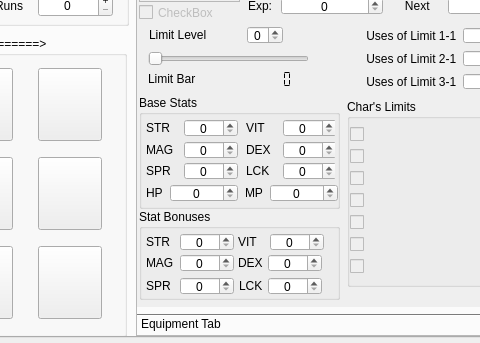
Above: mainwindow.ui from sithlord48/blackchocobo before the change; both pictures show x 166 to 646 and y 205 to 548 of the 730 by 548 pixel window. Below: the same form after it.
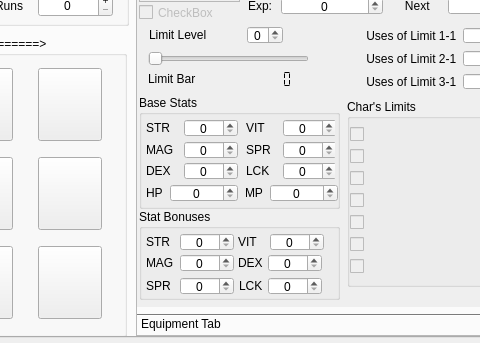
That is the form after the change. Icons and pictures are not drawn.

Commit message: toggle unlock of bm_progress vars. in debug mode, some lbl changes.. modified export psx filters to show psx game id's

```diff
--- a/mainwindow.ui
+++ b/mainwindow.ui
@@ -1002,74 +1002,10 @@
              <number>0</number>
             </property>
            </widget>
-           <widget class="QLabel" name="label_15">
-            <property name="geometry">
-             <rect>
-              <x>102</x>
-              <y>2</y>
-              <width>27</width>
-              <height>17</height>
-             </rect>
-            </property>
-            <property name="text">
-             <string>DEX</string>
-            </property>
-           </widget>
-           <widget class="QSpinBox" name="sb_dex">
-            <property name="geometry">
-             <rect>
-              <x>139</x>
-              <y>2</y>
-              <width>54</width>
-              <height>18</height>
-             </rect>
-            </property>
-            <property name="maximumSize">
-             <size>
-              <width>54</width>
-              <height>16777215</height>
-             </size>
-            </property>
-            <property name="alignment">
-             <set>Qt::AlignCenter</set>
-            </property>
-            <property name="buttonSymbols">
-             <enum>QAbstractSpinBox::UpDownArrows</enum>
-            </property>
-            <property name="correctionMode">
-             <enum>QAbstractSpinBox::CorrectToNearestValue</enum>
-            </property>
-            <property name="minimum">
-             <number>0</number>
-            </property>
-            <property name="maximum">
-             <number>255</number>
-            </property>
-            <property name="value">
-             <number>0</number>
-            </property>
-           </widget>
-          </widget>
-         </item>
-         <item>
-          <widget class="QFrame" name="frame_sprlck">
-           <widget class="QLabel" name="label_18">
-            <property name="geometry">
-             <rect>
-              <x>2</x>
-              <y>2</y>
-              <width>26</width>
-              <height>17</height>
-             </rect>
-            </property>
-            <property name="text">
-             <string>SPR</string>
-            </property>
-           </widget>
            <widget class="QSpinBox" name="sb_spr">
             <property name="geometry">
              <rect>
-              <x>40</x>
+              <x>139</x>
               <y>2</y>
               <width>54</width>
               <height>18</height>
@@ -1100,6 +1036,23 @@
              <number>0</number>
             </property>
            </widget>
+           <widget class="QLabel" name="label_18">
+            <property name="geometry">
+             <rect>
+              <x>102</x>
+              <y>2</y>
+              <width>26</width>
+              <height>17</height>
+             </rect>
+            </property>
+            <property name="text">
+             <string>SPR</string>
+            </property>
+           </widget>
+          </widget>
+         </item>
+         <item>
+          <widget class="QFrame" name="frame_sprlck">
            <widget class="QLabel" name="label_17">
             <property name="geometry">
              <rect>
@@ -1147,6 +1100,59 @@
              <number>0</number>
             </property>
            </widget>
+           <widget class="QSpinBox" name="sb_dex">
+            <property name="geometry">
+             <rect>
+              <x>40</x>
+              <y>2</y>
+              <width>54</width>
+              <height>18</height>
+             </rect>
+            </property>
+            <property name="maximumSize">
+             <size>
+              <width>54</width>
+              <height>16777215</height>
+             </size>
+            </property>
+            <property name="alignment">
+             <set>Qt::AlignCenter</set>
+            </property>
+            <property name="buttonSymbols">
+             <enum>QAbstractSpinBox::UpDownArrows</enum>
+            </property>
+            <property name="correctionMode">
+             <enum>QAbstractSpinBox::CorrectToNearestValue</enum>
+            </property>
+            <property name="minimum">
+             <number>0</number>
+            </property>
+            <property name="maximum">
+             <number>255</number>
+            </property>
+            <property name="value">
+             <number>0</number>
+            </property>
+           </widget>
+           <widget class="QLabel" name="label_15">
+            <property name="geometry">
+             <rect>
+              <x>2</x>
+              <y>2</y>
+              <width>27</width>
+              <height>17</height>
+             </rect>
+            </property>
+            <property name="text">
+             <string>DEX</string>
+            </property>
+           </widget>
+           <zorder>label_17</zorder>
+           <zorder>sb_lck</zorder>
+           <zorder>sb_dex</zorder>
+           <zorder>label_15</zorder>
+           <zorder>sb_dex</zorder>
+           <zorder>label_15</zorder>
           </widget>
          </item>
          <item>
```
Left out of the diff: 8 changed lines with no effect on the pictures.
